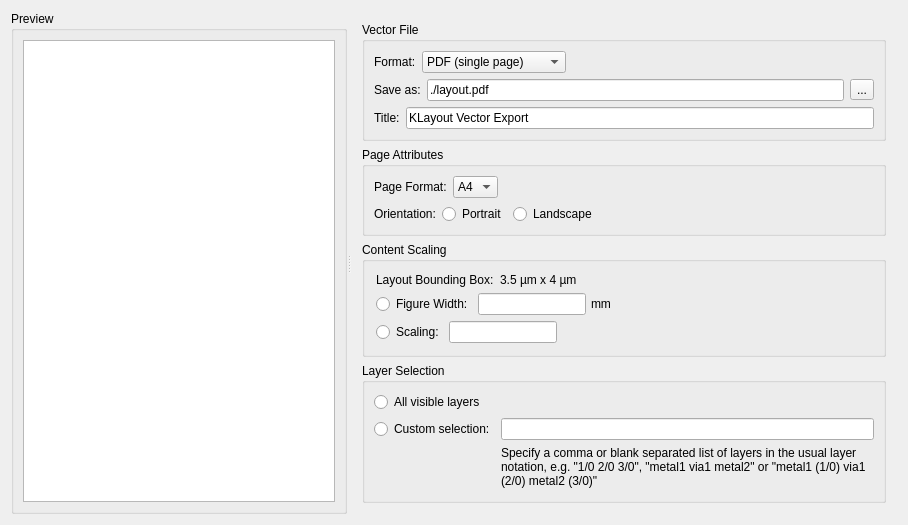
Old version of the form pymacros/VectorFileExportDialog.ui in the repository iic-jku/klayout-vector-file-export.
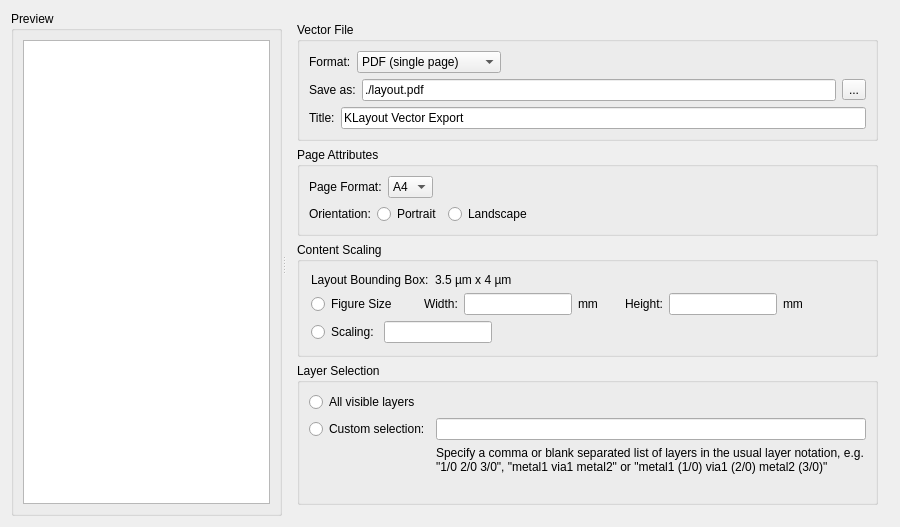
New version of the form.

Commit message: Allow user to change width or height (keeping aspect ratio)

```diff
--- a/pymacros/VectorFileExportDialog.ui
+++ b/pymacros/VectorFileExportDialog.ui
@@ -6,8 +6,8 @@
    <rect>
     <x>0</x>
     <y>0</y>
-    <width>908</width>
-    <height>525</height>
+    <width>900</width>
+    <height>527</height>
    </rect>
   </property>
   <property name="minimumSize">
@@ -317,13 +317,30 @@
           </item>
           <item>
            <layout class="QHBoxLayout" name="horizontalLayout_2">
-            <property name="spacing">
-             <number>5</number>
-            </property>
             <item>
              <widget class="QRadioButton" name="figure_width_rb">
               <property name="text">
-               <string>Figure Width:</string>
+               <string>Figure Size</string>
+              </property>
+             </widget>
+            </item>
+            <item>
+             <spacer name="spacer_12">
+              <property name="orientation">
+               <enum>Qt::Orientation::Horizontal</enum>
+              </property>
+              <property name="sizeHint" stdset="0">
+               <size>
+                <width>28</width>
+                <height>17</height>
+               </size>
+              </property>
+             </spacer>
+            </item>
+            <item>
+             <widget class="QLabel" name="label_3">
+              <property name="text">
+               <string>Width:</string>
               </property>
              </widget>
             </item>
@@ -344,6 +361,43 @@
               </property>
              </widget>
             </item>
+            <item>
+             <spacer name="spacer_11">
+              <property name="orientation">
+               <enum>Qt::Orientation::Horizontal</enum>
+              </property>
+              <property name="sizeHint" stdset="0">
+               <size>
+                <width>28</width>
+                <height>17</height>
+               </size>
+              </property>
+             </spacer>
+            </item>
+            <item>
+             <widget class="QLabel" name="label_2">
+              <property name="text">
+               <string>Height:</string>
+              </property>
+             </widget>
+            </item>
+            <item>
+             <widget class="QLineEdit" name="figure_height_le">
+              <property name="sizePolicy">
+               <sizepolicy hsizetype="Fixed" vsizetype="Fixed">
+                <horstretch>0</horstretch>
+                <verstretch>0</verstretch>
+               </sizepolicy>
+              </property>
+             </widget>
+            </item>
+            <item>
+             <widget class="QLabel" name="label_7">
+              <property name="text">
+               <string>mm</string>
+              </property>
+             </widget>
+            </item>
             <item>
              <spacer name="spacer_9">
               <property name="orientation">
@@ -351,8 +405,8 @@
               </property>
               <property name="sizeHint" stdset="0">
                <size>
-                <width>141</width>
-                <height>20</height>
+                <width>68</width>
+                <height>17</height>
                </size>
               </property>
              </spacer>
```
Left out of the diff: 2 changed lines with no effect on the pictures. The commit also changes 1 other file.
